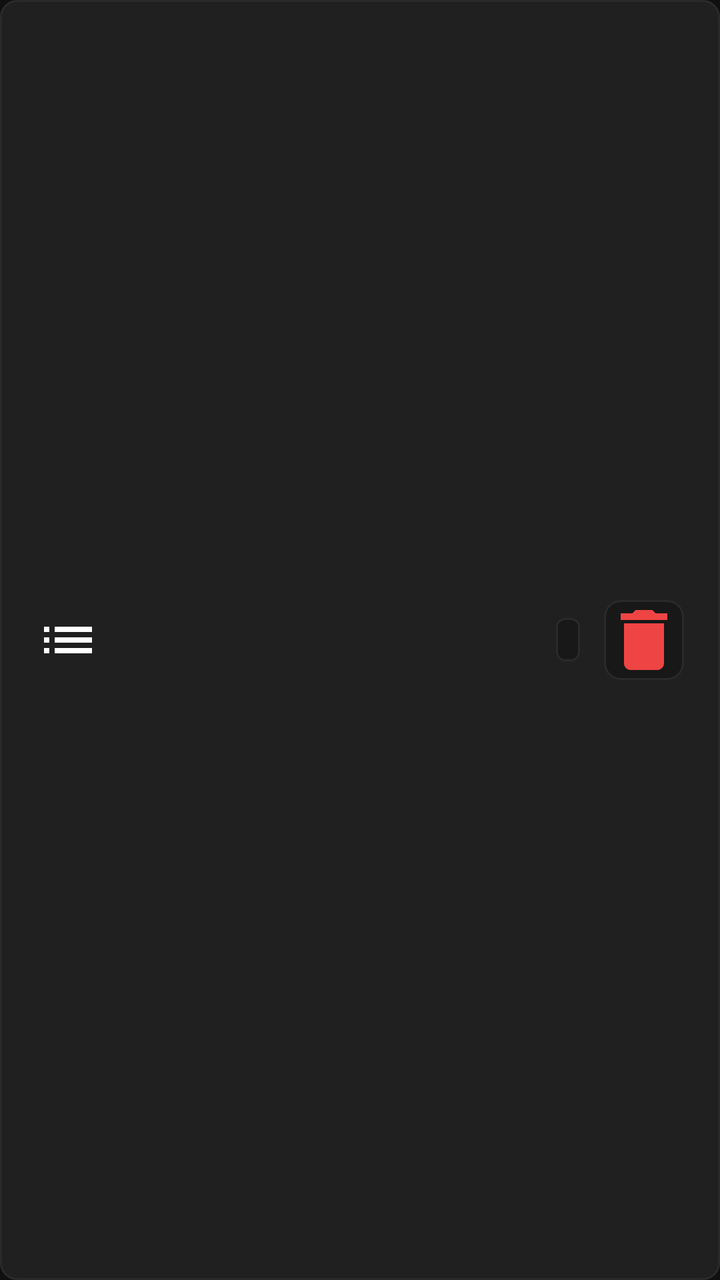
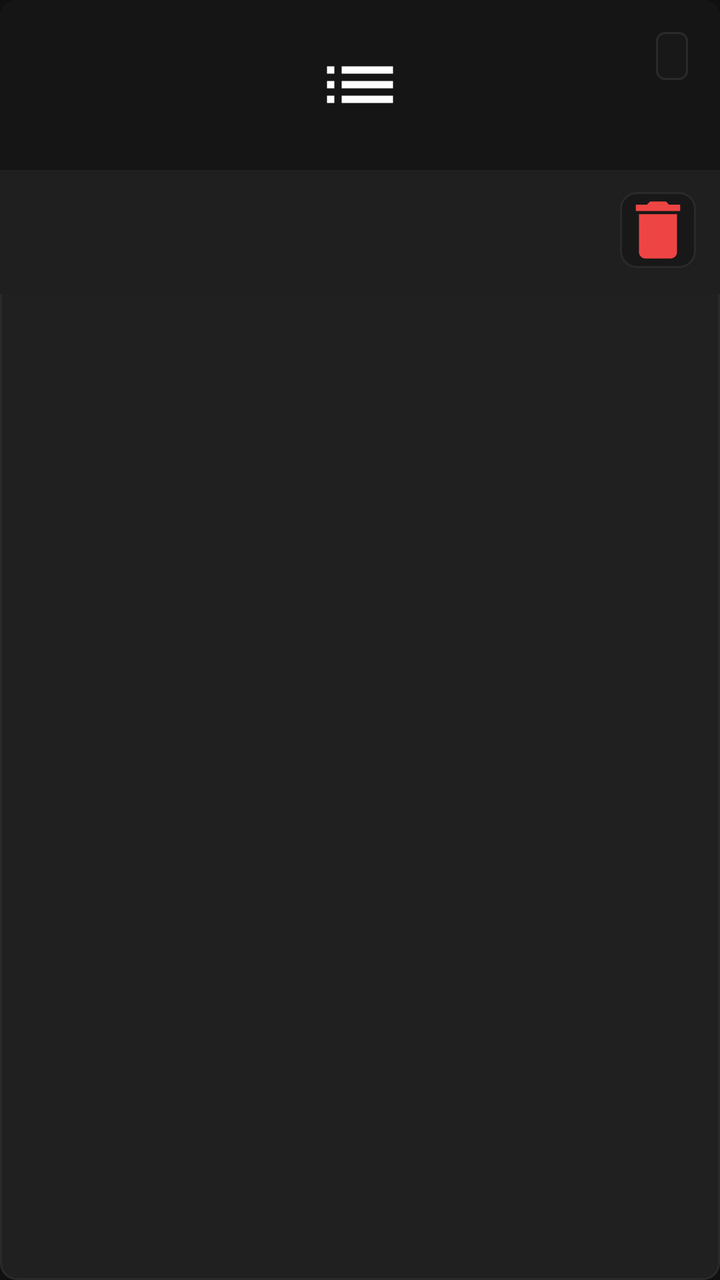

An Android layout rendered at two revisions. The XML below is the earlier revision; the diff shows what the commit changed to produce the second picture.
<!-- AndroidManifest.xml: application theme Theme.ZenTV -->
<!-- res/layout/item_playlist_card.xml -->
<?xml version="1.0" encoding="utf-8"?>
<LinearLayout xmlns:android="http://schemas.android.com/apk/res/android"
    android:layout_width="match_parent"
    android:layout_height="wrap_content"
    android:layout_marginBottom="12dp"
    android:background="@drawable/bg_card_channel"
    android:clickable="true"
    android:focusable="true"
    android:focusableInTouchMode="true"
    android:gravity="center_vertical"
    android:orientation="horizontal"
    android:paddingStart="18dp"
    android:paddingTop="16dp"
    android:paddingEnd="18dp"
    android:paddingBottom="16dp">

    <ImageView
        android:layout_width="32dp"
        android:layout_height="32dp"
        android:contentDescription="Playlist"
        android:src="@drawable/ic_nav_playlists" />

    <LinearLayout
        android:layout_width="0dp"
        android:layout_height="wrap_content"
        android:layout_marginStart="16dp"
        android:layout_weight="1"
        android:orientation="vertical">

        <TextView
            android:id="@+id/tv_playlist_name"
            android:layout_width="wrap_content"
            android:layout_height="wrap_content"
            android:ellipsize="end"
            android:maxLines="1"
            android:textColor="@color/zen_text_primary"
            android:textSize="18sp"
            android:textStyle="bold" />

        <TextView
            android:id="@+id/tv_playlist_sub"
            android:layout_width="wrap_content"
            android:layout_height="wrap_content"
            android:layout_marginTop="3dp"
            android:ellipsize="end"
            android:maxLines="1"
            android:textColor="@color/zen_text_secondary"
            android:textSize="13sp" />
    </LinearLayout>

    <TextView
        android:id="@+id/tv_playlist_count"
        android:layout_width="wrap_content"
        android:layout_height="wrap_content"
        android:background="@drawable/bg_badge"
        android:textColor="@color/zen_yellow"
        android:textSize="13sp"
        android:textStyle="bold" />

    <ImageButton
        android:id="@+id/btn_delete_playlist"
        android:layout_width="40dp"
        android:layout_height="40dp"
        android:layout_marginStart="12dp"
        android:background="@drawable/bg_button_secondary"
        android:contentDescription="@string/action_delete_playlist"
        android:focusable="true"
        android:src="@drawable/ic_delete" />

</LinearLayout>
<!-- resources referenced by this layout -->
<resources>
  <color name="zen_text_primary">#FFFFFF</color>
  <color name="zen_text_secondary">#AAAAAA</color>
  <color name="zen_yellow">#F5C518</color>
  <!-- drawable bg_badge (drawable) -->
  <?xml version="1.0" encoding="utf-8"?>
  <shape xmlns:android="http://schemas.android.com/apk/res/android"
      android:shape="rectangle">
      <solid android:color="@color/zen_surface" />
      <corners android:radius="4dp" />
      <stroke
          android:width="1dp"
          android:color="@color/zen_border_unfocused" />
      <padding
          android:bottom="2dp"
          android:left="6dp"
          android:right="6dp"
          android:top="2dp" />
  </shape>
  <!-- drawable bg_button_secondary (drawable) -->
  <?xml version="1.0" encoding="utf-8"?>
  <selector xmlns:android="http://schemas.android.com/apk/res/android">
      <item android:state_focused="true">
          <shape android:shape="rectangle">
              <solid android:color="@color/zen_surface_focused" />
              <corners android:radius="8dp" />
              <stroke android:width="2dp" android:color="@color/zen_yellow" />
          </shape>
      </item>
      <item>
          <shape android:shape="rectangle">
              <solid android:color="@color/zen_surface" />
              <corners android:radius="8dp" />
              <stroke android:width="1dp" android:color="@color/zen_border_unfocused" />
          </shape>
      </item>
  </selector>
  <!-- drawable bg_card_channel (drawable) -->
  <?xml version="1.0" encoding="utf-8"?>
  <selector xmlns:android="http://schemas.android.com/apk/res/android">
      <item android:state_focused="true">
          <shape android:shape="rectangle">
              <solid android:color="@color/zen_surface_focused" />
              <corners android:radius="8dp" />
              <stroke android:width="2.5dp" android:color="@color/zen_yellow" />
          </shape>
      </item>
      <item>
          <shape android:shape="rectangle">
              <solid android:color="@color/zen_surface_card" />
              <corners android:radius="8dp" />
              <stroke android:width="1dp" android:color="@color/zen_border_unfocused" />
          </shape>
      </item>
  </selector>
  <!-- drawable ic_delete (drawable) -->
  <?xml version="1.0" encoding="utf-8"?>
  <vector xmlns:android="http://schemas.android.com/apk/res/android"
      android:width="24dp"
      android:height="24dp"
      android:viewportWidth="24"
      android:viewportHeight="24">
      <path
          android:fillColor="#EF4444"
          android:pathData="M6,19c0,1.1 0.9,2 2,2h8c1.1,0 2,-0.9 2,-2V7H6v12zM19,4h-3.5l-1,-1h-5l-1,1H5v2h14V4z" />
  </vector>
  <!-- drawable ic_nav_playlists (drawable) -->
  <?xml version="1.0" encoding="utf-8"?>
  <vector xmlns:android="http://schemas.android.com/apk/res/android"
      android:width="28dp"
      android:height="28dp"
      android:viewportWidth="24"
      android:viewportHeight="24">
      <path
          android:fillColor="#FFFFFFFF"
          android:pathData="M3,13h2v-2H3V13z M3,17h2v-2H3V17z M3,9h2V7H3V9z M7,13h14v-2H7V13z M7,17h14v-2H7V17z M7,7v2h14V7H7z" />
  </vector>
  <string name="action_delete_playlist">Delete Playlist</string>
  <style name="Theme.ZenTV" parent="Theme.Leanback">
          <item name="android:windowBackground">@color/zen_bg</item>
          <item name="android:colorBackground">@color/zen_bg</item>
          <item name="android:colorPrimary">@color/zen_yellow</item>
          <item name="android:colorAccent">@color/zen_yellow</item>
          <item name="android:textColorPrimary">@color/zen_text_primary</item>
          <item name="android:textColorSecondary">@color/zen_text_secondary</item>
          <item name="android:windowNoTitle">true</item>
          <item name="android:windowActionBar">false</item>
      </style>
  <color name="zen_surface">#181818</color>
  <color name="zen_border_unfocused">#2A2A2A</color>
  <color name="zen_surface_focused">#2C2C2C</color>
  <color name="zen_surface_card">#202020</color>
  <color name="zen_bg">#101010</color>
</resources>

<!-- the commit's change to res/layout/item_playlist_card.xml (unified diff, before → after) -->
@@ -2,69 +2,89 @@
 <LinearLayout xmlns:android="http://schemas.android.com/apk/res/android"
     android:layout_width="match_parent"
     android:layout_height="wrap_content"
-    android:layout_marginBottom="12dp"
+    android:layout_margin="6dp"
     android:background="@drawable/bg_card_channel"
     android:clickable="true"
+    android:clipToOutline="true"
     android:focusable="true"
     android:focusableInTouchMode="true"
-    android:gravity="center_vertical"
-    android:orientation="horizontal"
-    android:paddingStart="18dp"
-    android:paddingTop="16dp"
-    android:paddingEnd="18dp"
-    android:paddingBottom="16dp">
+    android:orientation="vertical"
+    android:outlineProvider="background">
 
-    <ImageView
-        android:layout_width="32dp"
-        android:layout_height="32dp"
-        android:contentDescription="Playlist"
-        android:src="@drawable/ic_nav_playlists" />
+    <FrameLayout
+        android:layout_width="match_parent"
+        android:layout_height="85dp"
+        android:background="#151515"
+        android:padding="16dp">
+
+        <ImageView
+            android:layout_width="44dp"
+            android:layout_height="44dp"
+            android:layout_gravity="center"
+            android:contentDescription="Playlist"
+            android:src="@drawable/ic_nav_playlists" />
+
+        <TextView
+            android:id="@+id/tv_playlist_count"
+            android:layout_width="wrap_content"
+            android:layout_height="24dp"
+            android:layout_gravity="top|end"
+            android:background="@drawable/bg_badge"
+            android:gravity="center"
+            android:paddingStart="8dp"
+            android:paddingEnd="8dp"
+            android:textColor="@color/zen_yellow"
+            android:textSize="12sp"
+            android:textStyle="bold" />
+    </FrameLayout>
 
     <LinearLayout
-        android:layout_width="0dp"
+        android:layout_width="match_parent"
         android:layout_height="wrap_content"
-        android:layout_marginStart="16dp"
-        android:layout_weight="1"
-        android:orientation="vertical">
+        android:background="#1F1F1F"
+        android:gravity="center_vertical"
+        android:orientation="horizontal"
+        android:paddingStart="14dp"
+        android:paddingTop="10dp"
+        android:paddingEnd="12dp"
+        android:paddingBottom="12dp">
 
-        <TextView
-            android:id="@+id/tv_playlist_name"
-            android:layout_width="wrap_content"
+        <LinearLayout
+            android:layout_width="0dp"
             android:layout_height="wrap_content"
-            android:ellipsize="end"
-            android:maxLines="1"
-            android:textColor="@color/zen_text_primary"
-            android:textSize="18sp"
-            android:textStyle="bold" />
+            android:layout_weight="1"
+            android:orientation="vertical">
 
-        <TextView
-            android:id="@+id/tv_playlist_sub"
-            android:layout_width="wrap_content"
-            android:layout_height="wrap_content"
-            android:layout_marginTop="3dp"
-            android:ellipsize="end"
-            android:maxLines="1"
-            android:textColor="@color/zen_text_secondary"
-            android:textSize="13sp" />
+            <TextView
+                android:id="@+id/tv_playlist_name"
+                android:layout_width="match_parent"
+                android:layout_height="wrap_content"
+                android:ellipsize="end"
+                android:maxLines="1"
+                android:textColor="@color/zen_text_primary"
+                android:textSize="16sp"
+                android:textStyle="bold" />
+
+            <TextView
+                android:id="@+id/tv_playlist_sub"
+                android:layout_width="match_parent"
+                android:layout_height="wrap_content"
+                android:layout_marginTop="2dp"
+                android:ellipsize="end"
+                android:maxLines="1"
+                android:textColor="@color/zen_text_secondary"
+                android:textSize="12sp" />
+        </LinearLayout>
+
+        <ImageButton
+            android:id="@+id/btn_delete_playlist"
+            android:layout_width="38dp"
+            android:layout_height="38dp"
+            android:layout_marginStart="8dp"
+            android:background="@drawable/bg_button_secondary"
+            android:contentDescription="@string/action_delete_playlist"
+            android:focusable="true"
+            android:src="@drawable/ic_delete" />
     </LinearLayout>
 
-    <TextView
-        android:id="@+id/tv_playlist_count"
-        android:layout_width="wrap_content"
-        android:layout_height="wrap_content"
-        android:background="@drawable/bg_badge"
-        android:textColor="@color/zen_yellow"
-        android:textSize="13sp"
-        android:textStyle="bold" />
-
-    <ImageButton
-        android:id="@+id/btn_delete_playlist"
-        android:layout_width="40dp"
-        android:layout_height="40dp"
-        android:layout_marginStart="12dp"
-        android:background="@drawable/bg_button_secondary"
-        android:contentDescription="@string/action_delete_playlist"
-        android:focusable="true"
-        android:src="@drawable/ic_delete" />
-
 </LinearLayout>
